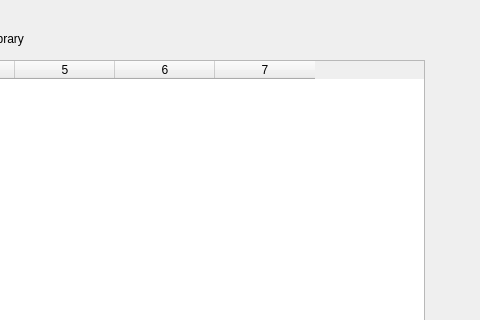
Before: the Qt Designer form Experimental/VaporIntrusionGUI/VaporIntrusionDelegate/SoilLayerDialog.ui in perryiv/cadkit, drawn with Qt 5; both pictures show x 546 to 1026 and y 0 to 320 of the 1026 by 551 pixel window.
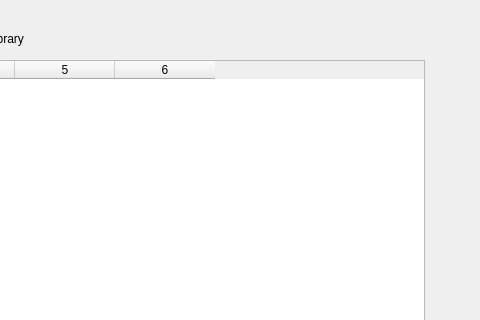
After: the same form once the commit is applied. Custom widgets are drawn as their Qt base class.

What changed in the file:
```diff
--- a/Experimental/VaporIntrusionGUI/VaporIntrusionDelegate/SoilLayerDialog.ui
+++ b/Experimental/VaporIntrusionGUI/VaporIntrusionDelegate/SoilLayerDialog.ui
@@ -116,7 +116,7 @@
     <number>0</number>
    </property>
    <property name="columnCount" >
-    <number>7</number>
+    <number>6</number>
    </property>
    <column/>
    <column/>
@@ -124,7 +124,6 @@
    <column/>
    <column/>
    <column/>
-   <column/>
   </widget>
   <widget class="QLabel" name="label_3" >
    <property name="geometry" >
```
